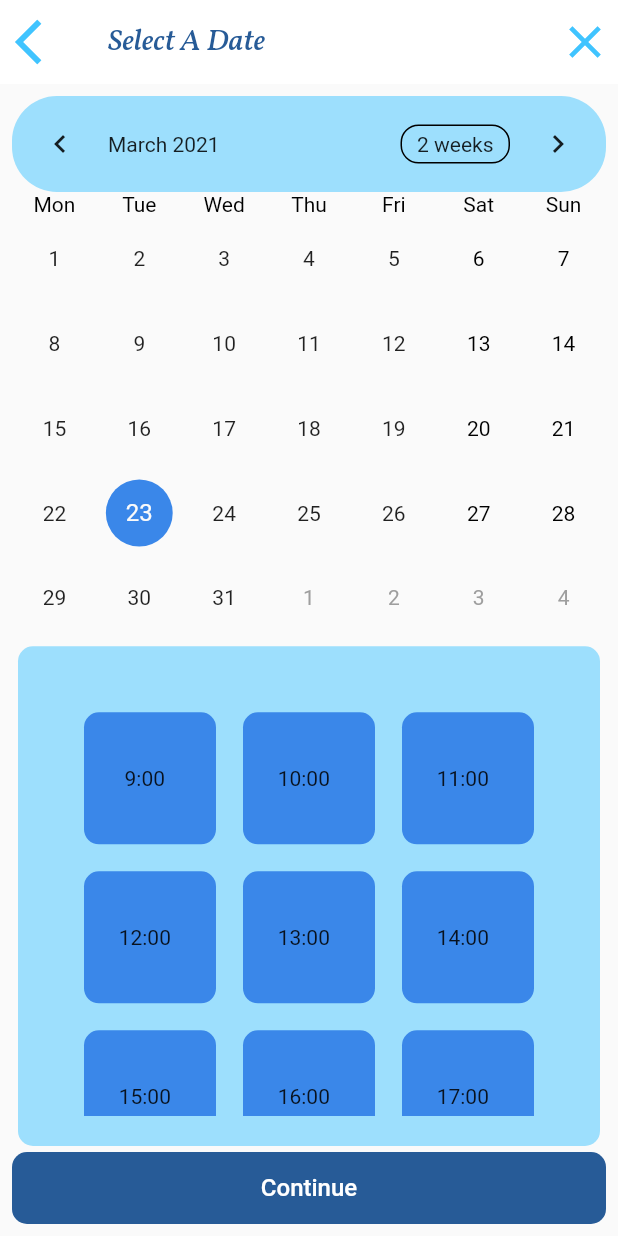
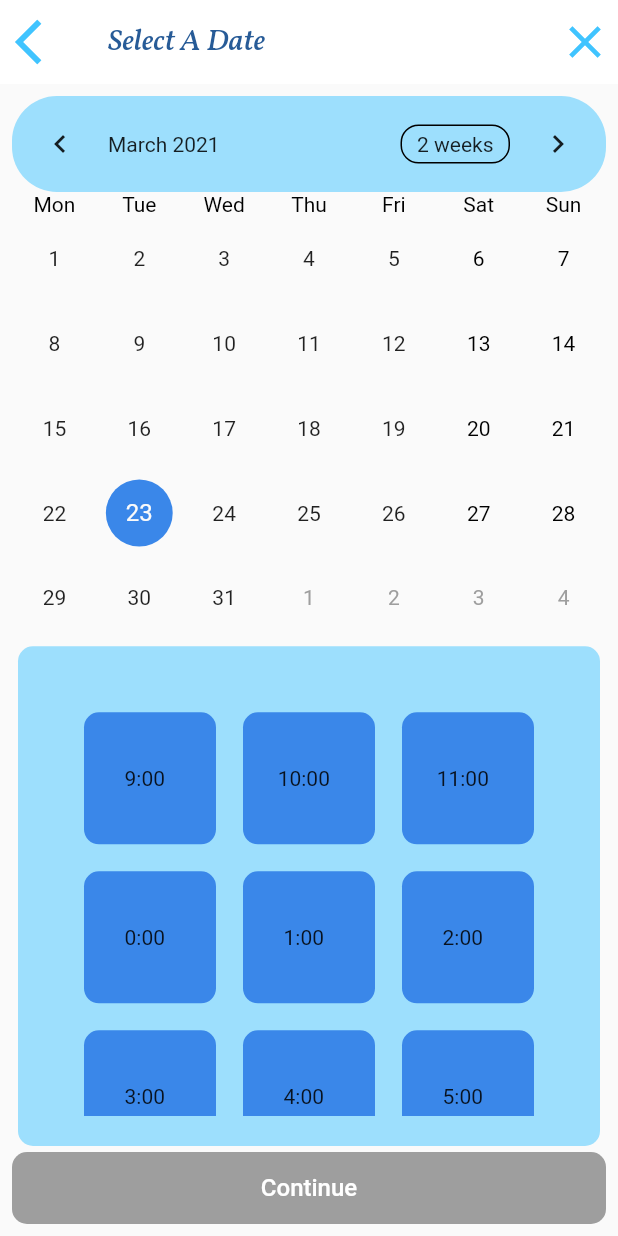
Before and after one commit to MarioCastellanos/ExpressCarCleaningCo, a Flutter app: the ScheduleCarWash screen opened directly with empty values, after a tap on "Continue", on a phone screen of 412 x 824 dp. Run offline on Flutter 3.47's test engine with Material 2 defaults, Android fonts, the light colour scheme and no system bars; drawn by our look-alikes of table_calendar; our stand-ins replace animated_text_kit, firebase_auth, firebase_core, flutter_swiper, font_awesome_flutter, shared_preferences; accounts and stored records are empty.

Commit message:
ScheduleCarWash modified case two continue button to change color on when valid date is selected :

```diff
--- a/lib/screens/scheduleCarWash.dart
+++ b/lib/screens/scheduleCarWash.dart
@@ -10,14 +10,6 @@
 import 'package:table_calendar/table_calendar.dart';
 import 'package:cta_auto_detail/screens/PopUpScreen.dart';
 
-/// TODO 3: ADD case 3 for package selection
-
-enum ScreenContent {
-  CarSelection,
-  DateAndTimeSelection,
-  LocationSelection,
-}
-
 class ScheduleCarWash extends StatefulWidget {
   ScheduleCarWash({this.carData});
   final CarData carData;
@@ -29,29 +21,24 @@
 class _ScheduleCarWashState extends State<ScheduleCarWash> {
   Color selectedDateColor = ECCCBlue;
   Color todayDateColor = ECCCDarkBlue;
-  String todaysDate;
-  String todayMonth;
-  String todayDay;
 
   Map<DateTime, List> _holidays;
   Map<DateTime, List> _scheduledWashes;
 
   String currentTitle = '';
-  String _month;
-  String _date;
+  int _month = -1;
+  int _date = -1;
   int _time;
+
+  bool dateSelected = false;
+  int scheduledTime = -1;
   int selectedCarIndex;
   String selectedCarMake;
   String selectedCarModel;
   String selectedCarTrim;
   int contentIndex;
-  bool dateSelected;
   CalendarController _calendarController;
   ScrollController scrollController = ScrollController();
-
-  void incrementContentSwitch() {
-    contentIndex++;
-  }
 
   @override
   void initState() {
@@ -64,7 +51,6 @@
     _calendarController = CalendarController();
 
     contentIndex = 1;
-    dateSelected = false;
     selectedCarIndex = -1;
     _holidays = {
       DateTime(2021, 1, 1): ['New Year\'s Day'],
@@ -296,24 +282,19 @@
                       crossAxisCount: 3),
                   itemCount: 9,
                   itemBuilder: (BuildContext context, int index) {
-                    Widget widget;
-                    switch (index) {
-                      default:
-                        widget = UpcomingCarWashCard(
-                          scheduledTime: time.toString(),
+                    return UpcomingCarWashCard(
+                      scheduledTime: (index + 9).toString(),
                       childWidget: Center(
                         child: Text(
-                              '$time:00  ',
+                          '${(index + 9) % 12}:00  ',
                         ),
                       ),
                       onPressed: () {
-                            print('Selected time is :');
+                        print('Selected time is : ${index + 9}');
+                        scheduledTime = (index + 9) % 12;
                       },
                       cardColor: ECCCBlue,
                     );
-                    }
-                    time++;
-                    return widget;
                   },
                 ),
               ),
@@ -324,13 +305,23 @@
             ContinueButton(
               title: 'Continue',
               textColor: Colors.white,
-              cBColor: ECCCDarkBlue,
-              onPressed: () {
+              cBColor: dateSelected == false ? Colors.grey : ECCCBlue,
+              onPressed: dateSelected == false
+                  ? () {
+                      print('NO date selected ');
+                    }
+                  : () {
                       setState(() {
                         contentIndex++;
                         currentTitle = 'Select Car Wash Package';
                       });
                     },
+              //     () {
+              //   setState(() {
+              //     contentIndex++;
+              //     currentTitle = 'Select Car Wash Package';
+              //   });
+              // },
             )
           ];
         }
@@ -431,8 +422,6 @@
     DateTime now = DateTime.now();
     int nowMonth = int.parse(now.toString().substring(5, 7));
     int nowDay = int.parse(now.toString().substring(8, 10));
-    print('Now Month $nowMonth');
-    print('Now Day $nowDay');
 
     int dayMonth = int.parse(day.toString().substring(5, 7));
     int dayDay = int.parse(day.toString().substring(8, 10));
@@ -440,11 +429,15 @@
     setState(
       () {
         if (dayMonth < nowMonth) {
-          print('OLLLLDDD');
           selectedDateColor = Colors.red;
+          dateSelected = false;
         } else if (dayMonth == nowMonth && dayDay < nowDay) {
+          dateSelected = false;
           selectedDateColor = Colors.red;
         } else {
+          dateSelected = true;
+          _month = dayMonth;
+          _date = dayDay;
           selectedDateColor = ECCCBlue;
         }
       },
```
Also changed, not shown: lib/main.dart (+0 -8 lines). Lines whose indentation alone changed are shown as unchanged.
